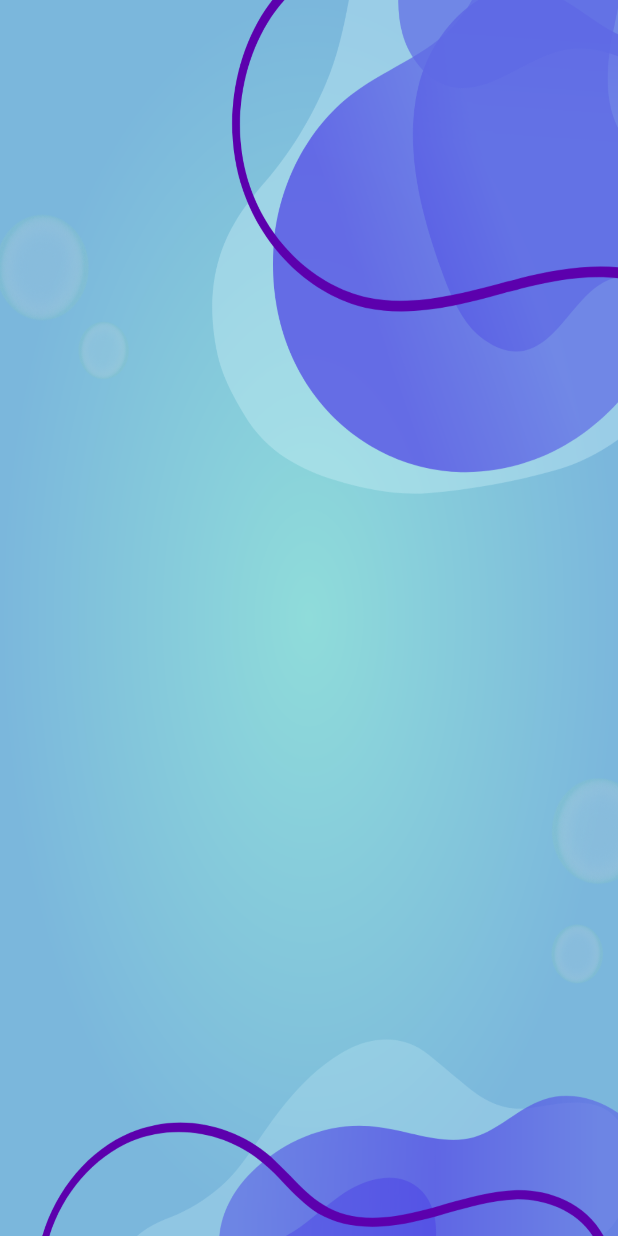
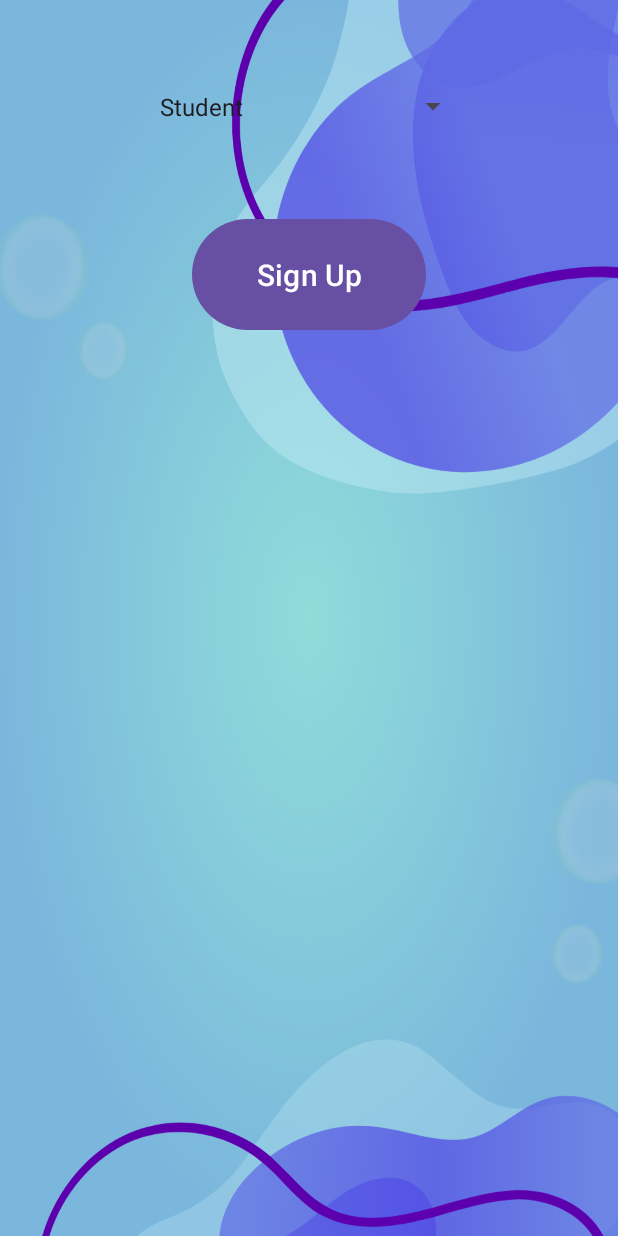
Before and after one commit to top1million/Mobile-Project, an Android app: the SignUp screen opened directly, with no data from a screen before it, on a phone screen of 412 x 824 dp. Run offline under Robolectric (Android 15) with nearby library versions, the phone set to English and light mode, and no system bars; our stand-ins replace Firebase (no records; nobody signed in at launch, a user with empty details on screens opened directly).

Commit message:
playing around firestore

```diff
--- a/app/src/main/AndroidManifest.xml
+++ b/app/src/main/AndroidManifest.xml
@@ -12,6 +12,9 @@
         android:supportsRtl="true"
         android:theme="@style/Theme.LabAndroidProject"
         tools:targetApi="31">
+        <activity
+            android:name=".SignUp2"
+            android:exported="false" />
         <activity
             android:name=".SignUp"
             android:exported="false" />
--- a/app/src/main/java/com/example/labandroidproject/MainActivity.java
+++ b/app/src/main/java/com/example/labandroidproject/MainActivity.java
@@ -7,10 +7,9 @@ import android.os.Bundle;
 import android.view.View;
 import android.widget.Button;
 
+
 public class MainActivity extends AppCompatActivity {
 // This is the main activity of the app. It is the first screen that the user sees when the app is launched.
-
-
     @Override
     protected void onCreate(Bundle savedInstanceState) {
         super.onCreate(savedInstanceState);
--- a/app/src/main/java/com/example/labandroidproject/SignUp.java
+++ b/app/src/main/java/com/example/labandroidproject/SignUp.java
@@ -2,13 +2,22 @@ package com.example.labandroidproject;
 
 import androidx.appcompat.app.AppCompatActivity;
 
+import android.content.Intent;
 import android.os.Bundle;
+import android.widget.Button;
+
+import com.google.firebase.auth.FirebaseAuth;
 
 public class SignUp extends AppCompatActivity {
-
+    FirebaseAuth mAuth;
     @Override
     protected void onCreate(Bundle savedInstanceState) {
         super.onCreate(savedInstanceState);
         setContentView(R.layout.activity_sign_up);
+        Button signUp = (Button) findViewById(R.id.btnSignUp);
+        signUp.setOnClickListener(view -> {
+            Intent SignUp2 = new Intent(SignUp.this, SignUp2.class);
+            startActivity(SignUp2);
+        });
     }
 }
--- a/app/src/main/res/layout/activity_sign_up.xml
+++ b/app/src/main/res/layout/activity_sign_up.xml
@@ -8,4 +8,35 @@
     android:background="@drawable/sign_up"
     tools:context=".SignUp">
 
+    <Spinner
+        android:id="@+id/spinner"
+        android:layout_width="214dp"
+        android:layout_height="102dp"
+        android:layout_gravity="center_horizontal"
+        android:layout_marginLeft="20dp"
+        android:layout_marginTop="20dp"
+        android:layout_marginRight="20dp"
+        android:dropDownWidth="match_parent"
+        android:dropDownHeight="wrap_content"
+        android:dropDownHorizontalOffset="40dp"
+        android:dropDownVerticalOffset="40dp"
+        android:entries="@array/role"
+        android:spinnerMode="dropdown" />
+
+    <Button
+        android:id="@+id/btnSignUp"
+        android:layout_width="156dp"
+        android:layout_height="82dp"
+        android:layout_gravity="center_horizontal"
+        android:layout_marginLeft="20dp"
+        android:layout_marginTop="20dp"
+        android:layout_marginRight="20dp"
+        android:onClick="signUp"
+        android:text="Sign Up"
+        android:textColor="#ffffff"
+        android:textSize="20sp" />
+
+
+
+
 </LinearLayout>
--- /dev/null
+++ b/app/src/main/res/values/arrays.xml
@@ -0,0 +1,10 @@
+<?xml version="1.0" encoding="utf-8"?>
+<resources>
+
+    <string-array name="role">
+        <item>Student</item>
+        <item>Instructor</item>
+        <item>Admin</item>
+    </string-array>
+
+</resources>
```
Also changed, not shown: app/src/main/java/com/example/labandroidproject/SignUp2.java (added, +33 -0 lines), app/src/main/res/layout/activity_sign_up2.xml (added, +99 -0 lines).
